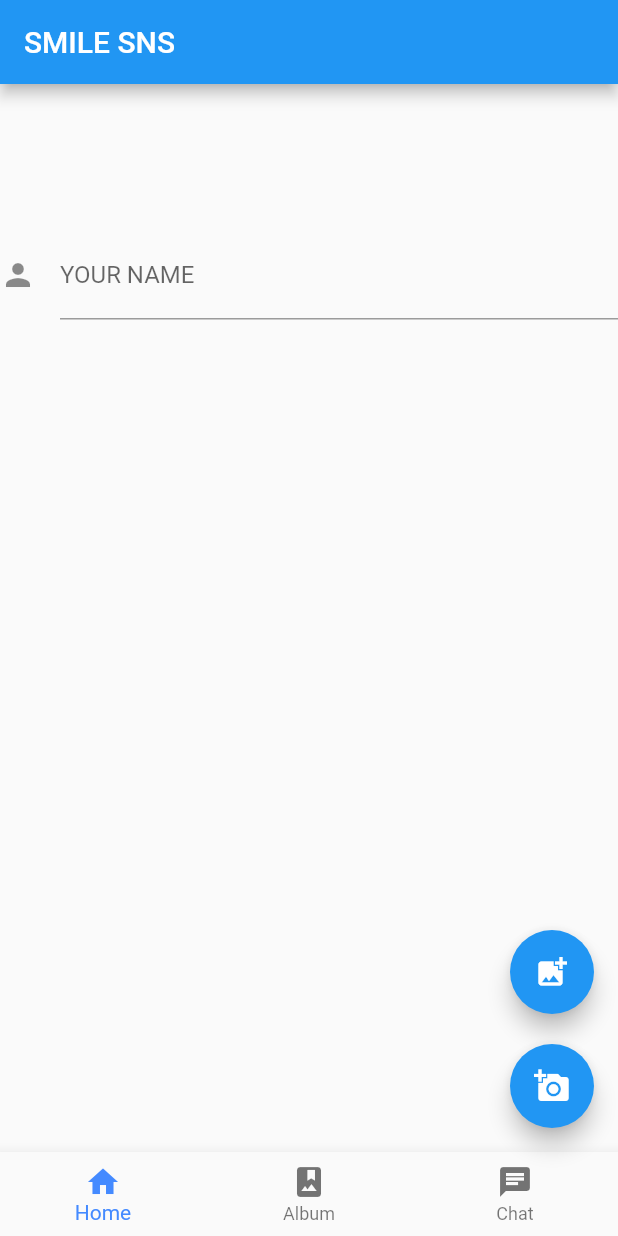
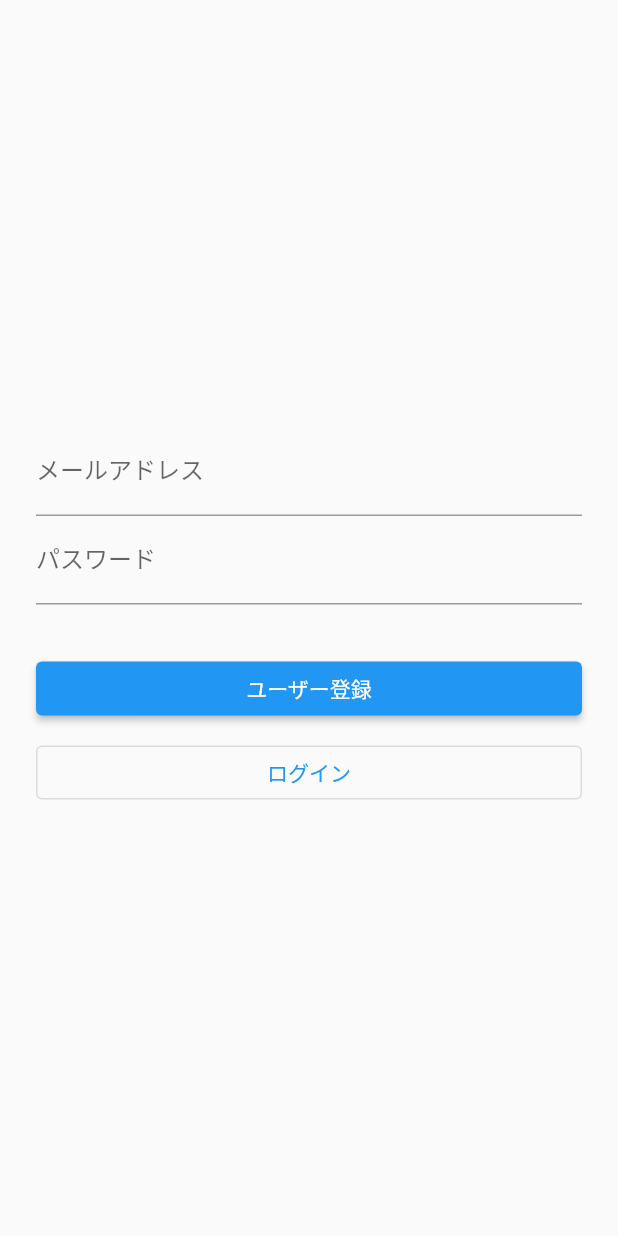
Before and after one commit to kouheinozaki/smile_sns, a Flutter app: the screen it shows after launch, on a phone screen of 412 x 824 dp. Run offline on Flutter 3.47's test engine with Material 2 defaults, Android fonts, the phone set to English and light mode, and no system bars; our stand-ins replace cloud_firestore, firebase_auth, firebase_core, firebase_storage, image_picker; missing offline and left inert: firebase_ml_vision; accounts and stored records are empty.

Commit message:
ユーザー認証追加

```diff
--- /dev/null
+++ b/lib/login.dart
@@ -0,0 +1,115 @@
+import 'package:firebase_auth/firebase_auth.dart';
+import 'package:flutter/material.dart';
+import 'main.dart';
+
+class LoginPage extends StatefulWidget {
+  @override
+  _LoginPageState createState() => _LoginPageState();
+}
+
+class _LoginPageState extends State<LoginPage> {
+  // メッセージ表示用
+  String infoText = '';
+  // 入力したメールアドレス・パスワード
+  String email = '';
+  String password = '';
+
+  @override
+  Widget build(BuildContext context) {
+    return Scaffold(
+      body: Center(
+        child: Container(
+          padding: EdgeInsets.all(24),
+          child: Column(
+            mainAxisAlignment: MainAxisAlignment.center,
+            children: <Widget>[
+              // メールアドレス入力
+              TextFormField(
+                decoration: InputDecoration(labelText: 'メールアドレス'),
+                onChanged: (String value) {
+                  setState(() {
+                    email = value;
+                  });
+                },
+              ),
+              // パスワード入力
+              TextFormField(
+                decoration: InputDecoration(labelText: 'パスワード'),
+                obscureText: true,
+                onChanged: (String value) {
+                  setState(() {
+                    password = value;
+                  });
+                },
+              ),
+              Container(
+                padding: EdgeInsets.all(8),
+                // メッセージ表示
+                child: Text(infoText),
+              ),
+              Container(
+                width: double.infinity,
+                // ユーザー登録ボタン
+                child: ElevatedButton(
+                  child: Text('ユーザー登録'),
+                  onPressed: () async {
+                    try {
+                      // メール/パスワードでユーザー登録
+                      final FirebaseAuth auth = FirebaseAuth.instance;
+                      final result = await auth.createUserWithEmailAndPassword(
+                        email: email,
+                        password: password,
+                      );
+                      // ユーザー登録に成功した場合
+                      // チャット画面に遷移＋ログイン画面を破棄
+                      await Navigator.of(context).pushReplacement(
+                        MaterialPageRoute(builder: (context) {
+                          return MainForm(result.user);
+                        }),
+                      );
+                    } catch (e) {
+                      // ユーザー登録に失敗した場合
+                      setState(() {
+                        infoText = "登録に失敗しました：${e.toString()}";
+                      });
+                    }
+                  },
+                ),
+              ),
+              const SizedBox(height: 8),
+              Container(
+                width: double.infinity,
+                // ログイン登録ボタン
+                child: OutlinedButton(
+                  child: Text('ログイン'),
+                  onPressed: () async {
+                    try {
+                      // メール/パスワードでログイン
+                      final FirebaseAuth auth = FirebaseAuth.instance;
+                      final result = await auth.signInWithEmailAndPassword(
+                        email: email,
+                        password: password,
+                      );
+                      // ログインに成功した場合
+                      // チャット画面に遷移＋ログイン画面を破棄
+                      await Navigator.of(context).pushReplacement(
+                        MaterialPageRoute(builder: (context) {
+                          return MainForm(result.user);
+                        }),
+                      );
+                    } catch (e) {
+                      // ログインに失敗した場合
+                      setState(() {
+                        infoText = "ログインに失敗しました：${e.toString()}";
+                      });
+                    }
+                  },
+                ),
+              ),
+            ],
+          ),
+        ),
+      ),
+    );
+  }
+}
```
Also changed, not shown: lib/main.dart (+15 -8 lines), pubspec.yaml (+8 -6 lines), pubspec.lock, 61 other files.
